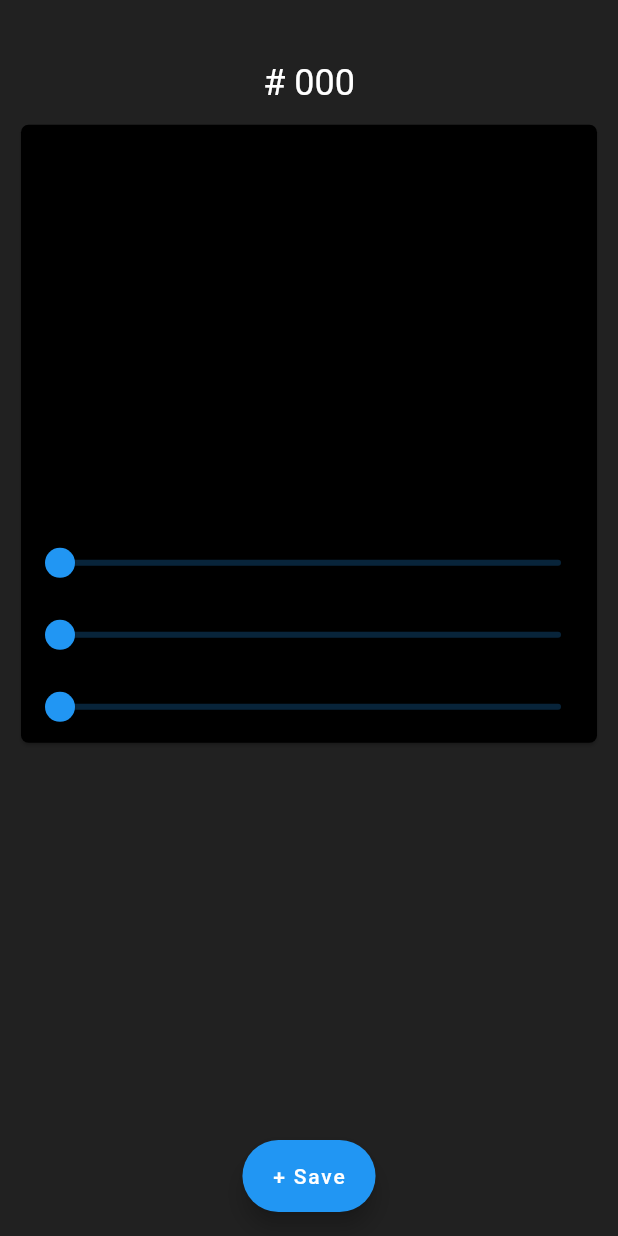
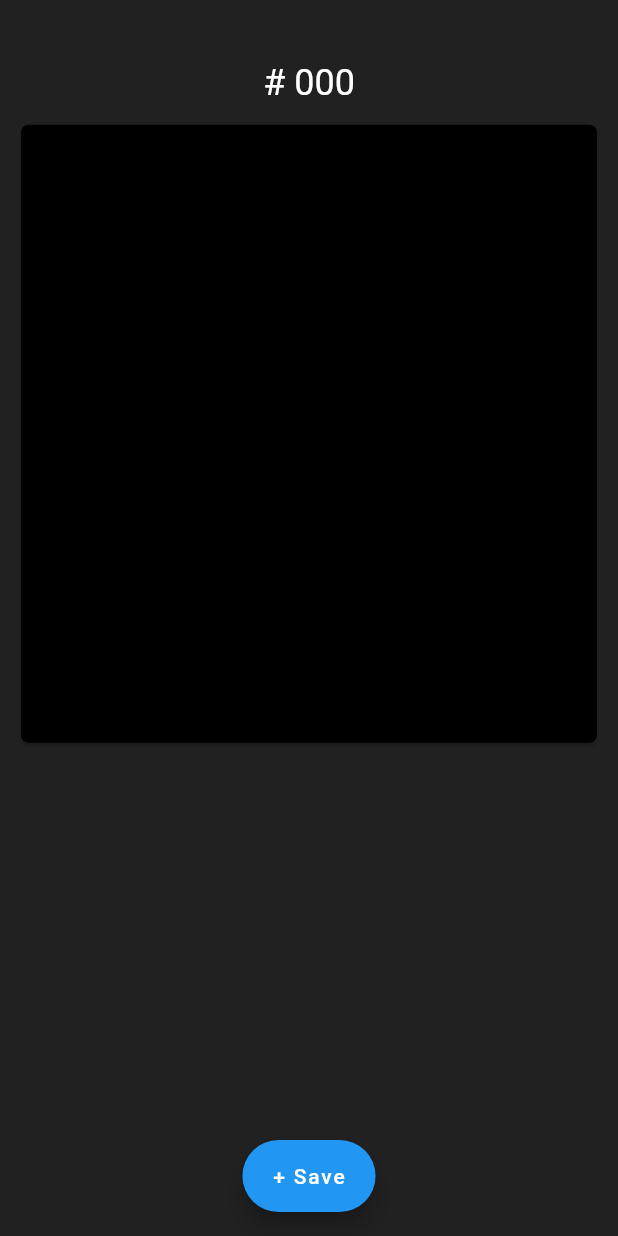
Before and after one commit to aryang117/colorApp, a Flutter app: the screen it shows after launch, on a phone screen of 412 x 824 dp. Run offline on Flutter 3.47's test engine with Material 2 defaults, Android fonts, the phone set to English and light mode, and no system bars.

Commit message:
Sliders are now below ColorDisplay and not stacked on top of it

```diff
--- a/lib/Widgets/ColorDisplay.dart
+++ b/lib/Widgets/ColorDisplay.dart
@@ -1,6 +1,4 @@
 import 'package:flutter/material.dart';
-
-import 'colorSlider.dart';
 
 //This displays the Color that the users chooses by adjusting the sliders
 class ColorDisplay extends StatelessWidget {
@@ -24,16 +22,9 @@ class ColorDisplay extends StatelessWidget {
             borderRadius: BorderRadius.circular(5),
           ),
           color: Color.fromRGBO(red, green, blue, 1),
-
-          // The Sliders are stacked on top of the ColorDisplay
-          child: Stack(
-            children: <Widget>[
-              Container(
-                height: 0.5 * screenHeight,
-                width: MediaQuery.of(context).size.width,
-              ),
-              ColorSliders(),
-            ],
+          child: Container(
+            height: 0.5 * screenHeight,
+            width: MediaQuery.of(context).size.width,
           ),
         ),
       ),
```
